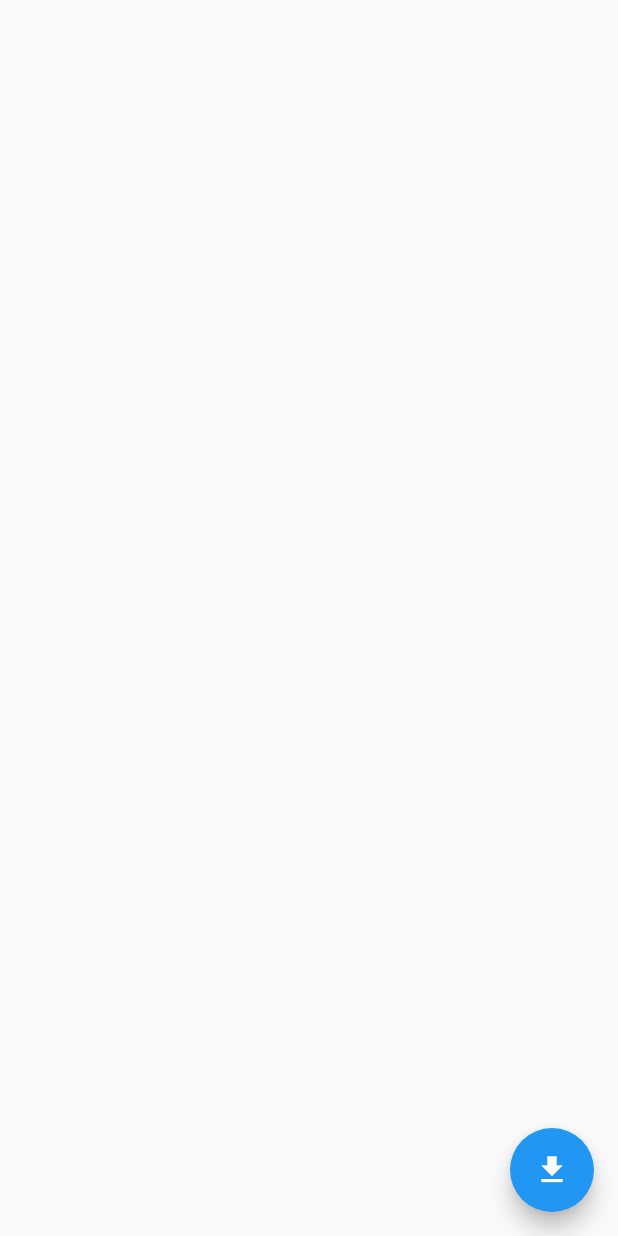
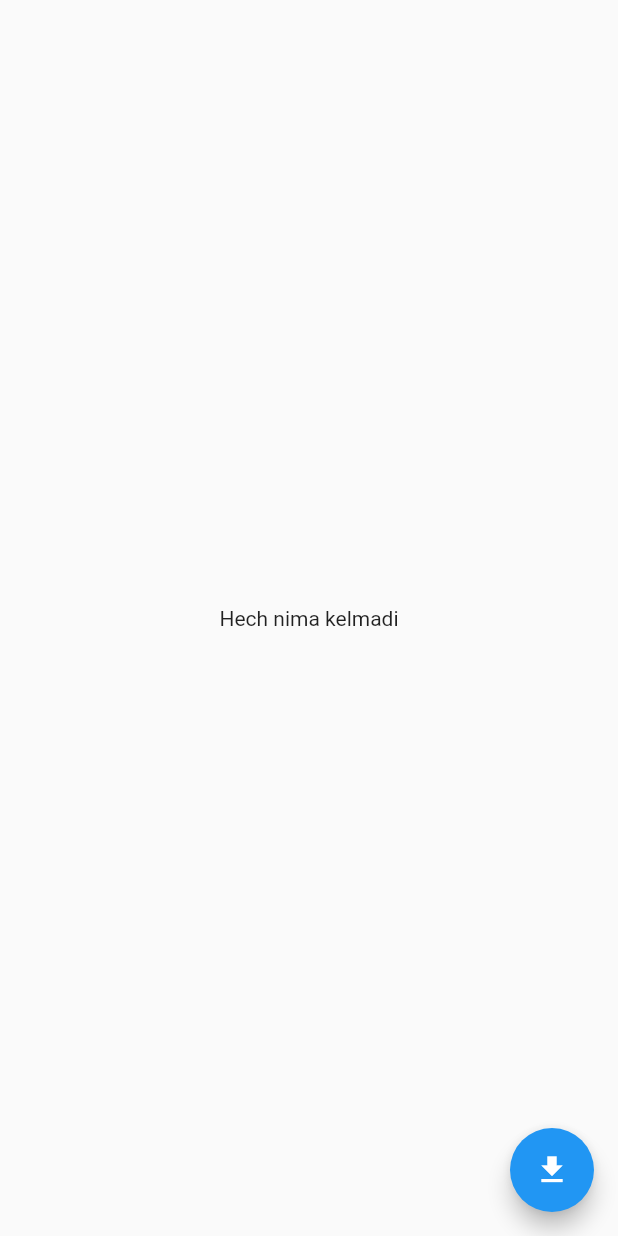
Before and after one commit to ahadjonovss/provider_first_part, a Flutter app: the screen it shows after launch, on a phone screen of 412 x 824 dp. Run offline on Flutter 3.47's test engine with Material 2 defaults, Android fonts, the phone set to English and light mode, and no system bars.

Commit message:
task done

```diff
--- a/lib/ui/main_page.dart
+++ b/lib/ui/main_page.dart
@@ -1,4 +1,6 @@
 import 'package:flutter/material.dart';
+import 'package:provider/provider.dart';
+import 'package:provider_first_lesson/view_model/main_page_view_model.dart';
 
 class MainPage extends StatefulWidget {
   const MainPage({Key? key}) : super(key: key);
@@ -11,10 +13,26 @@ class _MainPageState extends State<MainPage> {
   @override
   Widget build(BuildContext context) {
     return Scaffold(
-      body: Container(),
+      body: Center(
+        child: Consumer<MainPageViewModel>(
+          builder: (context, mainPageViewModel, child) {
+            return Container(
+              child: mainPageViewModel.isLoading?
+                  const CircularProgressIndicator():
+                  mainPageViewModel.cards==null?
+                      Text("Hech nima kelmadi"):
+                      Text(mainPageViewModel.cards![0].bankName)
+              ,
+            );
+
+          },
+        ),
+      ),
       floatingActionButton: FloatingActionButton(
         child: Icon(Icons.download),
-        onPressed: (){},
+        onPressed: (){
+          context.read<MainPageViewModel>().fetchCards();
+        },
       ),
     );
   }
--- a/lib/view_model/main_page_view_model.dart
+++ b/lib/view_model/main_page_view_model.dart
@@ -6,7 +6,7 @@ import '../data/models/card_model.dart';
 class MainPageViewModel extends ChangeNotifier{
 
   bool isLoading=false;
-  late List<CreditCard> cards;
+  List? cards;
 
   fetchCards() async {
     notify(true);
```
Also changed, not shown: lib/data/models/card_model.dart (+10 -13 lines), lib/main.dart (+9 -4 lines).
